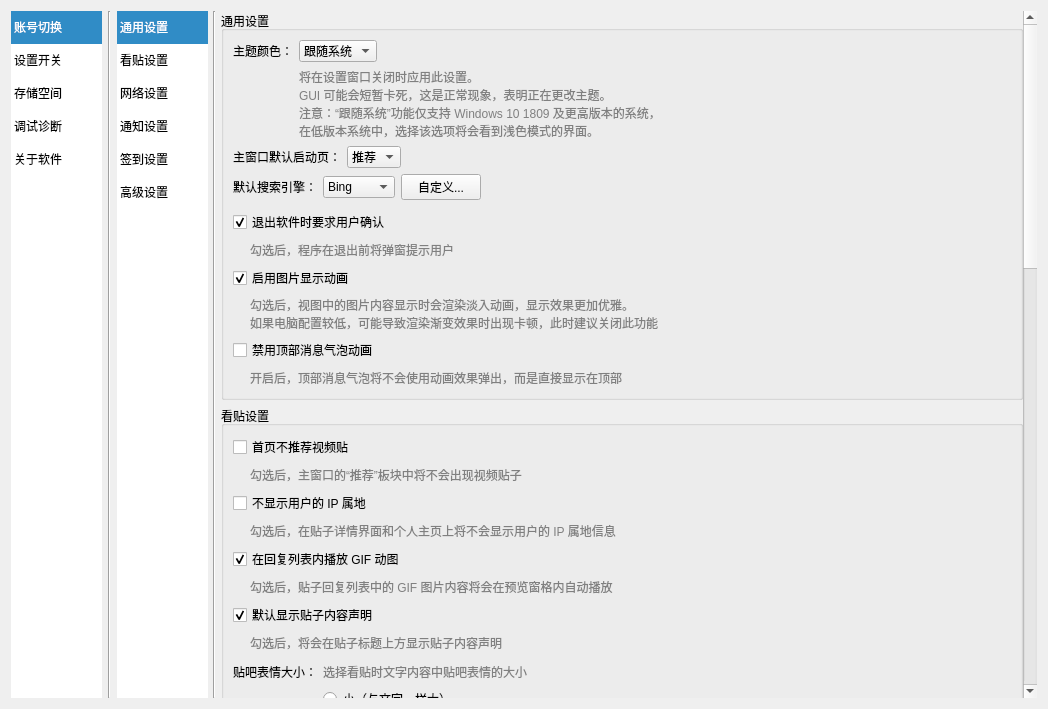
clb-128258/TiebaDesktop, file src/resf/settings.ui: the form before one commit.
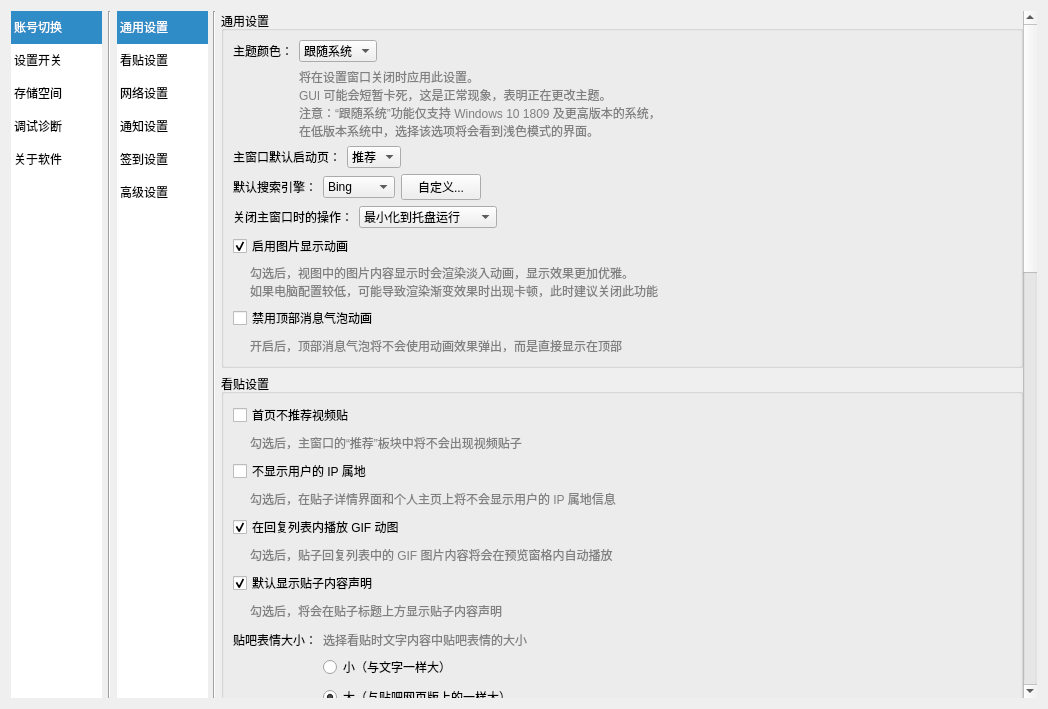
The form after the commit. The open tabs and pages were chosen to show the change.

Commit message: feat: 系统托盘图标

```diff
--- a/src/resf/settings.ui
+++ b/src/resf/settings.ui
@@ -205,8 +205,8 @@
            <rect>
             <x>0</x>
             <y>0</y>
-            <width>641</width>
-            <height>1758</height>
+            <width>803</width>
+            <height>1713</height>
            </rect>
           </property>
           <layout class="QGridLayout" name="gridLayout">
@@ -1850,96 +1850,39 @@
               <property name="bottomMargin">
                <number>9</number>
               </property>
-              <item row="8" column="0">
-               <layout class="QHBoxLayout" name="horizontalLayout_40" stretch="0,0,0">
-                <property name="topMargin">
-                 <number>0</number>
-                </property>
+              <item row="5" column="0">
+               <layout class="QHBoxLayout" name="horizontalLayout_45" stretch="0,0,0">
                 <item>
-                 <spacer name="horizontalSpacer_54">
-                  <property name="orientation">
-                   <enum>Qt::Horizontal</enum>
+                 <widget class="QLabel" name="label_56">
+                  <property name="toolTip">
+                   <string/>
                   </property>
-                  <property name="sizeType">
-                   <enum>QSizePolicy::Fixed</enum>
-                  </property>
-                  <property name="sizeHint" stdset="0">
-                   <size>
-                    <width>17</width>
-                    <height>20</height>
-                   </size>
-                  </property>
-                 </spacer>
-                </item>
-                <item>
-                 <widget class="QLabel" name="label_53">
-                  <property name="styleSheet">
-                   <string notr="true">QLabel{
-	color: grey;
-	font-size: 9pt;
-}
-</string>
-                  </property>
                   <property name="text">
-                   <string>勾选后，视图中的图片内容显示时会渲染淡入动画，显示效果更加优雅。
-如果电脑配置较低，可能导致渲染渐变效果时出现卡顿，此时建议关闭此功能</string>
+                   <string>关闭主窗口时的操作：</string>
                   </property>
                  </widget>
                 </item>
                 <item>
-                 <spacer name="horizontalSpacer_55">
-                  <property name="orientation">
-                   <enum>Qt::Horizontal</enum>
-                  </property>
-                  <property name="sizeHint" stdset="0">
-                   <size>
-                    <width>40</width>
-                    <height>20</height>
-                   </size>
-                  </property>
-                 </spacer>
-                </item>
-               </layout>
-              </item>
-              <item row="10" column="0">
-               <layout class="QHBoxLayout" name="horizontalLayout_41" stretch="0,0,0">
-                <property name="topMargin">
-                 <number>0</number>
-                </property>
-                <item>
-                 <spacer name="horizontalSpacer_56">
-                  <property name="orientation">
-                   <enum>Qt::Horizontal</enum>
-                  </property>
-                  <property name="sizeType">
-                   <enum>QSizePolicy::Fixed</enum>
-                  </property>
-                  <property name="sizeHint" stdset="0">
-                   <size>
-                    <width>17</width>
-                    <height>20</height>
-                   </size>
-                  </property>
-                 </spacer>
-                </item>
-                <item>
-                 <widget class="QLabel" name="label_54">
-                  <property name="font">
-                   <font>
-                    <pointsize>9</pointsize>
-                   </font>
-                  </property>
-                  <property name="styleSheet">
-                   <string notr="true">QLabel{color: grey;}
-</string>
-                  </property>
-                  <property name="text">
-                   <string>开启后，顶部消息气泡将不会使用动画效果弹出，而是直接显示在顶部</string>
-                  </property>
+                 <widget class="QComboBox" name="comboBox_7">
+                  <item>
+                   <property name="text">
+                    <string>最小化到托盘运行</string>
+                   </property>
+                  </item>
+                  <item>
+                   <property name="text">
+                    <string>弹窗询问后退出软件</string>
+                   </property>
+                  </item>
+                  <item>
+                   <property name="text">
+                    <string>直接退出软件</string>
+                   </property>
+                  </item>
                  </widget>
                 </item>
                 <item>
-                 <spacer name="horizontalSpacer_57">
+                 <spacer name="horizontalSpacer_64">
                   <property name="orientation">
                    <enum>Qt::Horizontal</enum>
                   </property>
@@ -1954,54 +1897,17 @@
                </layout>
               </item>
               <item row="6" column="0">
-               <layout class="QHBoxLayout" name="horizontalLayout_19" stretch="0,0,0">
-                <property name="topMargin">
-                 <number>0</number>
+               <widget class="QCheckBox" name="checkBox_28">
+                <property name="toolTip">
+                 <string/>
                 </property>
-                <item>
-                 <spacer name="horizontalSpacer_19">
-                  <property name="orientation">
-                   <enum>Qt::Horizontal</enum>
-                  </property>
-                  <property name="sizeType">
-                   <enum>QSizePolicy::Fixed</enum>
-                  </property>
-                  <property name="sizeHint" stdset="0">
-                   <size>
-                    <width>17</width>
-                    <height>20</height>
-                   </size>
-                  </property>
-                 </spacer>
-                </item>
-                <item>
-                 <widget class="QLabel" name="label_4">
-                  <property name="styleSheet">
-                   <string notr="true">QLabel{
-	color: grey;
-	font-size: 9pt;
-}
-</string>
-                  </property>
-                  <property name="text">
-                   <string>勾选后，程序在退出前将弹窗提示用户</string>
-                  </property>
-                 </widget>
-                </item>
-                <item>
-                 <spacer name="horizontalSpacer_20">
-                  <property name="orientation">
-                   <enum>Qt::Horizontal</enum>
-                  </property>
-                  <property name="sizeHint" stdset="0">
-                   <size>
-                    <width>40</width>
-                    <height>20</height>
-                   </size>
-                  </property>
-                 </spacer>
-                </item>
-               </layout>
+                <property name="text">
+                 <string>启用图片显示动画</string>
+                </property>
+                <property name="checked">
+                 <bool>true</bool>
+                </property>
+               </widget>
               </item>
               <item row="1" column="0">
                <layout class="QHBoxLayout" name="horizontalLayout_33" stretch="0,0,0">
@@ -2056,156 +1962,6 @@
                 </item>
                </layout>
               </item>
-              <item row="7" column="0">
-               <widget class="QCheckBox" name="checkBox_28">
-                <property name="toolTip">
-                 <string/>
-                </property>
-                <property name="text">
-                 <string>启用图片显示动画</string>
-                </property>
-                <property name="checked">
-                 <bool>true</bool>
-                </property>
-               </widget>
-              </item>
-              <item row="2" column="0">
-               <layout class="QHBoxLayout" name="horizontalLayout_14" stretch="0,0,0">
-                <item>
-                 <widget class="QLabel" name="label_17">
-                  <property name="toolTip">
-                   <string/>
-                  </property>
-                  <property name="text">
-                   <string>主窗口默认启动页：</string>
-                  </property>
-                 </widget>
-                </item>
-                <item>
-                 <widget class="QComboBox" name="comboBox_4">
-                  <item>
-                   <property name="text">
-                    <string>推荐</string>
-                   </property>
-                  </item>
-                  <item>
-                   <property name="text">
-                    <string>进吧</string>
-                   </property>
-                  </item>
-                  <item>
-                   <property name="text">
-                    <string>消息</string>
-                   </property>
-                  </item>
-                 </widget>
-                </item>
-                <item>
-                 <spacer name="horizontalSpacer_12">
-                  <property name="orientation">
-                   <enum>Qt::Horizontal</enum>
-                  </property>
-                  <property name="sizeHint" stdset="0">
-                   <size>
-                    <width>40</width>
-                    <height>20</height>
-                   </size>
-                  </property>
-                 </spacer>
-                </item>
-               </layout>
-              </item>
-              <item row="5" column="0">
-               <layout class="QHBoxLayout" name="horizontalLayout_16" stretch="0,0">
-                <property name="topMargin">
-                 <number>4</number>
-                </property>
-                <item>
-                 <widget class="QCheckBox" name="checkBox_16">
-                  <property name="toolTip">
-                   <string/>
-                  </property>
-                  <property name="text">
-                   <string>退出软件时要求用户确认</string>
-                  </property>
-                  <property name="checked">
-                   <bool>true</bool>
-                  </property>
-                 </widget>
-                </item>
-                <item>
-                 <spacer name="horizontalSpacer_15">
-                  <property name="orientation">
-                   <enum>Qt::Horizontal</enum>
-                  </property>
-                  <property name="sizeHint" stdset="0">
-                   <size>
-                    <width>40</width>
-                    <height>20</height>
-                   </size>
-                  </property>
-                 </spacer>
-                </item>
-               </layout>
-              </item>
-              <item row="4" column="0">
-               <layout class="QHBoxLayout" name="horizontalLayout_18" stretch="0,0,0,0">
-                <item>
-                 <widget class="QLabel" name="label_19">
-                  <property name="toolTip">
-                   <string/>
-                  </property>
-                  <property name="text">
-                   <string>默认搜索引擎：</string>
-                  </property>
-                 </widget>
-                </item>
-                <item>
-                 <widget class="QComboBox" name="comboBox_5">
-                  <item>
-                   <property name="text">
-                    <string>Bing</string>
-                   </property>
-                  </item>
-                  <item>
-                   <property name="text">
-                    <string>百度</string>
-                   </property>
-                  </item>
-                  <item>
-                   <property name="text">
-                    <string>Google</string>
-                   </property>
-                  </item>
-                  <item>
-                   <property name="text">
-                    <string>Yandex</string>
-                   </property>
-                  </item>
-                 </widget>
-                </item>
-                <item>
-                 <widget class="QPushButton" name="pushButton_5">
-                  <property name="text">
-                   <string>自定义...</string>
-                  </property>
-                 </widget>
-                </item>
-                <item>
-                 <spacer name="horizontalSpacer_18">
-                  <property name="orientation">
-                   <enum>Qt::Horizontal</enum>
-                  </property>
-                  <property name="sizeHint" stdset="0">
-                   <size>
-                    <width>40</width>
-                    <height>20</height>
-                   </size>
-                  </property>
-                 </spacer>
-                </item>
-               </layout>
-              </item>
               <item row="0" column="0">
                <layout class="QHBoxLayout" name="horizontalLayout_32" stretch="0,0,0">
                 <item>
@@ -2252,7 +2008,7 @@
                 </item>
                </layout>
               </item>
-              <item row="9" column="0">
+              <item row="8" column="0">
                <layout class="QHBoxLayout" name="horizontalLayout_42" stretch="0,0">
                 <property name="topMargin">
                  <number>0</number>
@@ -2282,6 +2038,213 @@
                 </item>
                </layout>
               </item>
+              <item row="4" column="0">
+               <layout class="QHBoxLayout" name="horizontalLayout_18" stretch="0,0,0,0">
+                <item>
+                 <widget class="QLabel" name="label_19">
+                  <property name="toolTip">
+                   <string/>
+                  </property>
+                  <property name="text">
+                   <string>默认搜索引擎：</string>
+                  </property>
+                 </widget>
+                </item>
+                <item>
+                 <widget class="QComboBox" name="comboBox_5">
+                  <item>
+                   <property name="text">
+                    <string>Bing</string>
+                   </property>
+                  </item>
+                  <item>
+                   <property name="text">
+                    <string>百度</string>
+                   </property>
+                  </item>
+                  <item>
+                   <property name="text">
+                    <string>Google</string>
+                   </property>
+                  </item>
+                  <item>
+                   <property name="text">
+                    <string>Yandex</string>
+                   </property>
+                  </item>
+                 </widget>
+                </item>
+                <item>
+                 <widget class="QPushButton" name="pushButton_5">
+                  <property name="text">
+                   <string>自定义...</string>
+                  </property>
+                 </widget>
+                </item>
+                <item>
+                 <spacer name="horizontalSpacer_18">
+                  <property name="orientation">
+                   <enum>Qt::Horizontal</enum>
+                  </property>
+                  <property name="sizeHint" stdset="0">
+                   <size>
+                    <width>40</width>
+                    <height>20</height>
+                   </size>
+                  </property>
+                 </spacer>
+                </item>
+               </layout>
+              </item>
+              <item row="2" column="0">
+               <layout class="QHBoxLayout" name="horizontalLayout_14" stretch="0,0,0">
+                <item>
+                 <widget class="QLabel" name="label_17">
+                  <property name="toolTip">
+                   <string/>
+                  </property>
+                  <property name="text">
+                   <string>主窗口默认启动页：</string>
+                  </property>
+                 </widget>
+                </item>
+                <item>
+                 <widget class="QComboBox" name="comboBox_4">
+                  <item>
+                   <property name="text">
+                    <string>推荐</string>
+                   </property>
+                  </item>
+                  <item>
+                   <property name="text">
+                    <string>进吧</string>
+                   </property>
+                  </item>
+                  <item>
+                   <property name="text">
+                    <string>消息</string>
+                   </property>
+                  </item>
+                 </widget>
+                </item>
+                <item>
+                 <spacer name="horizontalSpacer_12">
+                  <property name="orientation">
+                   <enum>Qt::Horizontal</enum>
+                  </property>
+                  <property name="sizeHint" stdset="0">
+                   <size>
+                    <width>40</width>
+                    <height>20</height>
+                   </size>
+                  </property>
+                 </spacer>
+                </item>
+               </layout>
+              </item>
+              <item row="9" column="0">
+               <layout class="QHBoxLayout" name="horizontalLayout_41" stretch="0,0,0">
+                <property name="topMargin">
+                 <number>0</number>
+                </property>
+                <item>
+                 <spacer name="horizontalSpacer_56">
+                  <property name="orientation">
+                   <enum>Qt::Horizontal</enum>
+                  </property>
+                  <property name="sizeType">
+                   <enum>QSizePolicy::Fixed</enum>
+                  </property>
+                  <property name="sizeHint" stdset="0">
+                   <size>
+                    <width>17</width>
+                    <height>20</height>
+                   </size>
+                  </property>
+                 </spacer>
+                </item>
+                <item>
+                 <widget class="QLabel" name="label_54">
+                  <property name="font">
+                   <font>
+                    <pointsize>9</pointsize>
+                   </font>
+                  </property>
+                  <property name="styleSheet">
+                   <string notr="true">QLabel{color: grey;}
+</string>
+                  </property>
+                  <property name="text">
+                   <string>开启后，顶部消息气泡将不会使用动画效果弹出，而是直接显示在顶部</string>
+                  </property>
+                 </widget>
+                </item>
+                <item>
+                 <spacer name="horizontalSpacer_57">
+                  <property name="orientation">
+                   <enum>Qt::Horizontal</enum>
+                  </property>
+                  <property name="sizeHint" stdset="0">
+                   <size>
+                    <width>40</width>
+                    <height>20</height>
+                   </size>
+                  </property>
+                 </spacer>
+                </item>
+               </layout>
+              </item>
+              <item row="7" column="0">
+               <layout class="QHBoxLayout" name="horizontalLayout_40" stretch="0,0,0">
+                <property name="topMargin">
+                 <number>0</number>
+                </property>
+                <item>
+                 <spacer name="horizontalSpacer_54">
+                  <property name="orientation">
+                   <enum>Qt::Horizontal</enum>
+                  </property>
+                  <property name="sizeType">
+                   <enum>QSizePolicy::Fixed</enum>
+                  </property>
+                  <property name="sizeHint" stdset="0">
+                   <size>
+                    <width>17</width>
+                    <height>20</height>
+                   </size>
+                  </property>
+                 </spacer>
+                </item>
+                <item>
+                 <widget class="QLabel" name="label_53">
+                  <property name="styleSheet">
+                   <string notr="true">QLabel{
+	color: grey;
+	font-size: 9pt;
+}
+</string>
+                  </property>
+                  <property name="text">
+                   <string>勾选后，视图中的图片内容显示时会渲染淡入动画，显示效果更加优雅。
+如果电脑配置较低，可能导致渲染渐变效果时出现卡顿，此时建议关闭此功能</string>
+                  </property>
+                 </widget>
+                </item>
+                <item>
+                 <spacer name="horizontalSpacer_55">
+                  <property name="orientation">
+                   <enum>Qt::Horizontal</enum>
+                  </property>
+                  <property name="sizeHint" stdset="0">
+                   <size>
+                    <width>40</width>
+                    <height>20</height>
+                   </size>
+                  </property>
+                 </spacer>
+                </item>
+               </layout>
+              </item>
              </layout>
             </widget>
            </item>
```
The commit also changes 5 other files.
